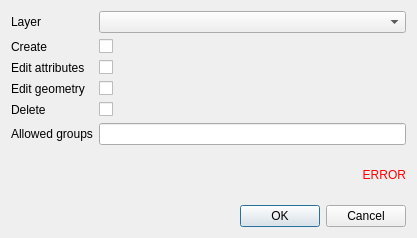
The window that lizmap/resources/ui/ui_form_edition.ui (3liz/lizmap-plugin) describes before a commit, drawn with Qt 5.
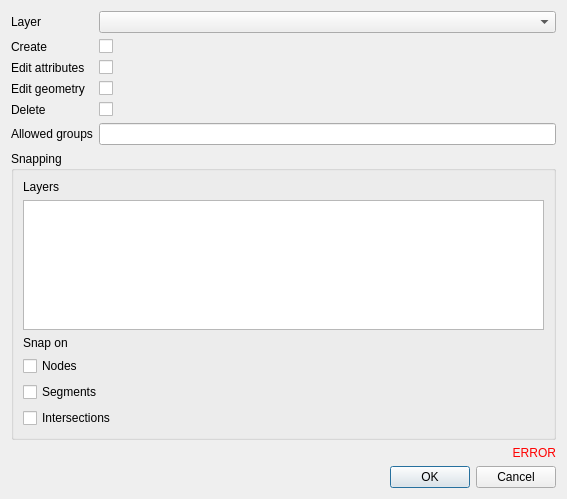
The same window after the commit. Custom widgets are drawn as their Qt base class.

Commit message: add snapping config in edition panel

```diff
--- a/lizmap/resources/ui/ui_form_edition.ui
+++ b/lizmap/resources/ui/ui_form_edition.ui
@@ -6,8 +6,8 @@
    <rect>
     <x>0</x>
     <y>0</y>
-    <width>417</width>
-    <height>238</height>
+    <width>567</width>
+    <height>499</height>
    </rect>
   </property>
   <property name="windowTitle">
@@ -103,6 +103,53 @@
      </item>
     </layout>
    </item>
+   <item>
+    <widget class="QGroupBox" name="group_box_snapping">
+     <property name="title">
+      <string>Snapping</string>
+     </property>
+     <layout class="QVBoxLayout" name="verticalLayout_2">
+      <item>
+       <widget class="QLabel" name="label_layers_snapping">
+        <property name="text">
+         <string>Layers</string>
+        </property>
+       </widget>
+      </item>
+      <item>
+       <widget class="ListLayersSelection" name="layers"/>
+      </item>
+      <item>
+       <widget class="QLabel" name="label">
+        <property name="text">
+         <string>Snap on</string>
+        </property>
+       </widget>
+      </item>
+      <item>
+       <widget class="QCheckBox" name="snap_node">
+        <property name="text">
+         <string>Nodes</string>
+        </property>
+       </widget>
+      </item>
+      <item>
+       <widget class="QCheckBox" name="snap_segments">
+        <property name="text">
+         <string>Segments</string>
+        </property>
+       </widget>
+      </item>
+      <item>
+       <widget class="QCheckBox" name="snap_intersection">
+        <property name="text">
+         <string>Intersections</string>
+        </property>
+       </widget>
+      </item>
+     </layout>
+    </widget>
+   </item>
    <item>
     <widget class="QLabel" name="error">
      <property name="styleSheet">
@@ -134,6 +181,11 @@
    <extends>QComboBox</extends>
    <header>qgis.gui</header>
   </customwidget>
+  <customwidget>
+   <class>ListLayersSelection</class>
+   <extends>QListWidget</extends>
+   <header>lizmap.qgis_plugin_tools.widgets.list_layers_selection</header>
+  </customwidget>
  </customwidgets>
  <resources/>
  <connections/>
```
Left out of the diff: 48 changed lines with no effect on the pictures. The commit also changes 6 other files.
